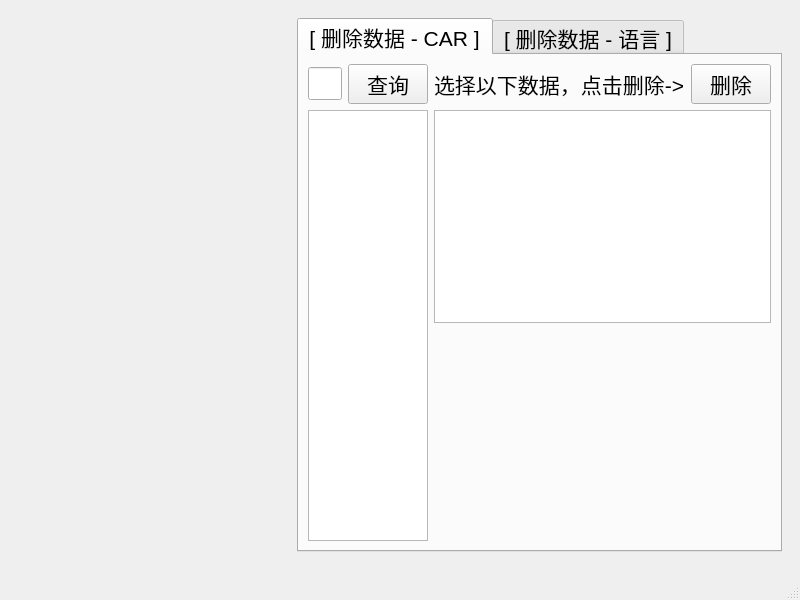
This is projects/lishi-db-tool/mainwindow.ui in oudream/lishi as Qt 5 draws it before an edit. The edited form follows.
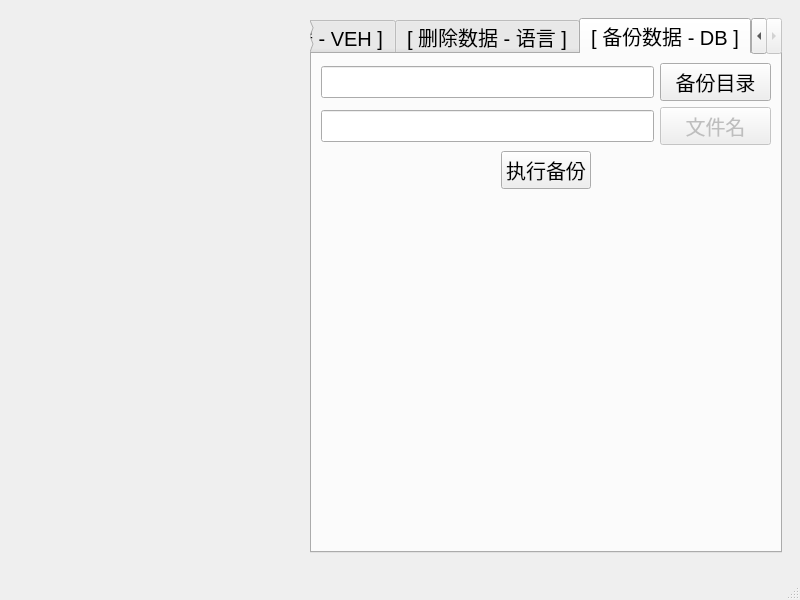
This is the edited form.

Diff of the .ui file:
```diff
--- a/projects/lishi-db-tool/mainwindow.ui
+++ b/projects/lishi-db-tool/mainwindow.ui
@@ -12,7 +12,7 @@
   </property>
   <property name="font">
    <font>
-    <pointsize>16</pointsize>
+    <pointsize>15</pointsize>
    </font>
   </property>
   <property name="windowTitle">
@@ -30,6 +30,11 @@
       <layout class="QGridLayout" name="gridLayout">
        <item row="0" column="0">
         <widget class="QTabWidget" name="tabWidget">
+         <property name="font">
+          <font>
+           <pointsize>15</pointsize>
+          </font>
+         </property>
          <property name="tabPosition">
           <enum>QTabWidget::North</enum>
          </property>
@@ -37,11 +42,11 @@
           <enum>QTabWidget::Rounded</enum>
          </property>
          <property name="currentIndex">
-          <number>0</number>
+          <number>2</number>
          </property>
          <widget class="QWidget" name="tab1">
           <attribute name="title">
-           <string>[ 删除数据 - CAR ]</string>
+           <string>[ 删除数据 - VEH ]</string>
           </attribute>
           <layout class="QHBoxLayout" name="horizontalLayout_4" stretch="1,1">
            <item>
@@ -78,6 +83,11 @@
                    <height>0</height>
                   </size>
                  </property>
+                 <property name="font">
+                  <font>
+                   <pointsize>16</pointsize>
+                  </font>
+                 </property>
                  <property name="text">
                   <string>查询</string>
                  </property>
@@ -148,6 +158,94 @@
            </item>
           </layout>
          </widget>
+         <widget class="QWidget" name="buTab">
+          <attribute name="title">
+           <string>[ 备份数据 - DB ]</string>
+          </attribute>
+          <layout class="QVBoxLayout" name="verticalLayout_4">
+           <item>
+            <layout class="QHBoxLayout" name="horizontalLayout_6" stretch="3,1">
+             <item>
+              <widget class="QLineEdit" name="buPathEd"/>
+             </item>
+             <item>
+              <widget class="QPushButton" name="buPathBn">
+               <property name="text">
+                <string>备份目录</string>
+               </property>
+              </widget>
+             </item>
+            </layout>
+           </item>
+           <item>
+            <layout class="QHBoxLayout" name="horizontalLayout_7" stretch="3,1">
+             <item>
+              <widget class="QLineEdit" name="buFileNameEd"/>
+             </item>
+             <item>
+              <widget class="QPushButton" name="pushButton_2">
+               <property name="enabled">
+                <bool>false</bool>
+               </property>
+               <property name="text">
+                <string>文件名</string>
+               </property>
+              </widget>
+             </item>
+            </layout>
+           </item>
+           <item>
+            <layout class="QHBoxLayout" name="horizontalLayout_8" stretch="2,1,2">
+             <item>
+              <spacer name="horizontalSpacer">
+               <property name="orientation">
+                <enum>Qt::Horizontal</enum>
+               </property>
+               <property name="sizeHint" stdset="0">
+                <size>
+                 <width>40</width>
+                 <height>20</height>
+                </size>
+               </property>
+              </spacer>
+             </item>
+             <item>
+              <widget class="QPushButton" name="buRunBn">
+               <property name="text">
+                <string>执行备份</string>
+               </property>
+              </widget>
+             </item>
+             <item>
+              <spacer name="horizontalSpacer_2">
+               <property name="orientation">
+                <enum>Qt::Horizontal</enum>
+               </property>
+               <property name="sizeHint" stdset="0">
+                <size>
+                 <width>40</width>
+                 <height>20</height>
+                </size>
+               </property>
+              </spacer>
+             </item>
+            </layout>
+           </item>
+           <item>
+            <spacer name="verticalSpacer">
+             <property name="orientation">
+              <enum>Qt::Vertical</enum>
+             </property>
+             <property name="sizeHint" stdset="0">
+              <size>
+               <width>20</width>
+               <height>40</height>
+              </size>
+             </property>
+            </spacer>
+           </item>
+          </layout>
+         </widget>
         </widget>
        </item>
       </layout>
```
Left out of the diff: 4 changed lines with no effect on the pictures.
